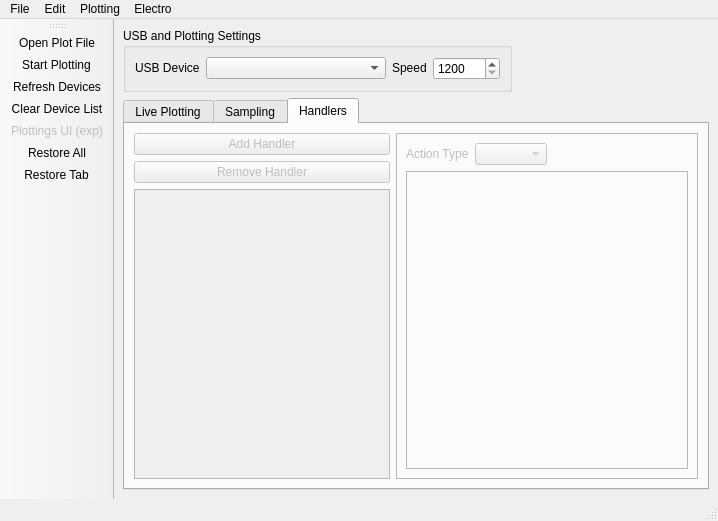
The window that Resources/mainui.ui (gdroumpalis/Electro) describes before a commit, drawn with Qt 5.
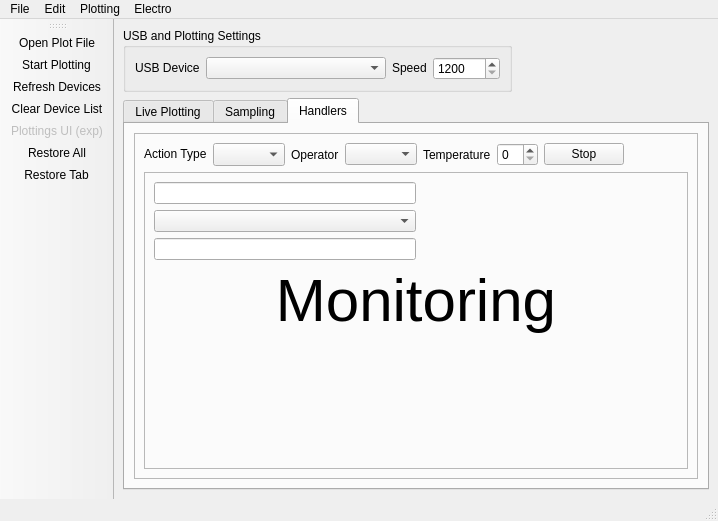
The same window after the commit. The open tabs and pages were chosen to show the change. Icons and pictures are not drawn.

Commit message: Handler Implementation.

Patch:
```diff
--- a/Resources/mainui.ui
+++ b/Resources/mainui.ui
@@ -372,40 +372,12 @@
       </widget>
       <widget class="QWidget" name="handlerstab">
        <property name="enabled">
-        <bool>false</bool>
+        <bool>true</bool>
        </property>
        <attribute name="title">
         <string>Handlers</string>
        </attribute>
        <layout class="QHBoxLayout" name="horizontalLayout_2">
-        <item>
-         <layout class="QVBoxLayout" name="verticalLayout_2">
-          <item>
-           <widget class="QPushButton" name="addhandlerbutton">
-            <property name="text">
-             <string>Add Handler</string>
-            </property>
-           </widget>
-          </item>
-          <item>
-           <widget class="QPushButton" name="removehandlerbutton">
-            <property name="text">
-             <string>Remove Handler</string>
-            </property>
-           </widget>
-          </item>
-          <item>
-           <widget class="QListWidget" name="handlerslist">
-            <property name="sizePolicy">
-             <sizepolicy hsizetype="Minimum" vsizetype="Expanding">
-              <horstretch>0</horstretch>
-              <verstretch>0</verstretch>
-             </sizepolicy>
-            </property>
-           </widget>
-          </item>
-         </layout>
-        </item>
         <item>
          <widget class="QFrame" name="frame">
           <property name="sizePolicy">
@@ -446,6 +418,33 @@
                </property>
               </widget>
              </item>
+             <item>
+              <widget class="QLabel" name="label_8">
+               <property name="text">
+                <string>Operator</string>
+               </property>
+              </widget>
+             </item>
+             <item>
+              <widget class="QComboBox" name="operatorcombo"/>
+             </item>
+             <item>
+              <widget class="QLabel" name="label_9">
+               <property name="text">
+                <string>Temperature</string>
+               </property>
+              </widget>
+             </item>
+             <item>
+              <widget class="QSpinBox" name="temperaturespinbox"/>
+             </item>
+             <item>
+              <widget class="QPushButton" name="stopmonitorbutton">
+               <property name="text">
+                <string>Stop</string>
+               </property>
+              </widget>
+             </item>
              <item>
               <spacer name="horizontalSpacer">
                <property name="orientation">
@@ -475,6 +474,83 @@
              <property name="frameShadow">
               <enum>QFrame::Raised</enum>
              </property>
+             <layout class="QGridLayout" name="gridLayout_6">
+              <item row="0" column="0">
+               <layout class="QVBoxLayout" name="verticalLayout_4">
+                <item>
+                 <layout class="QHBoxLayout" name="horizontalLayout_6">
+                  <item>
+                   <layout class="QVBoxLayout" name="verticalLayout_2">
+                    <item>
+                     <widget class="QLineEdit" name="shellaction"/>
+                    </item>
+                    <item>
+                     <widget class="QComboBox" name="electroactions">
+                      <property name="sizePolicy">
+                       <sizepolicy hsizetype="Expanding" vsizetype="Fixed">
+                        <horstretch>0</horstretch>
+                        <verstretch>0</verstretch>
+                       </sizepolicy>
+                      </property>
+                     </widget>
+                    </item>
+                    <item>
+                     <widget class="QLineEdit" name="printedmessage"/>
+                    </item>
+                   </layout>
+                  </item>
+                  <item>
+                   <spacer name="horizontalSpacer_3">
+                    <property name="orientation">
+                     <enum>Qt::Horizontal</enum>
+                    </property>
+                    <property name="sizeHint" stdset="0">
+                     <size>
+                      <width>40</width>
+                      <height>20</height>
+                     </size>
+                    </property>
+                   </spacer>
+                  </item>
+                 </layout>
+                </item>
+                <item>
+                 <widget class="QLabel" name="monitoringlabel">
+                  <property name="font">
+                   <font>
+                    <pointsize>45</pointsize>
+                   </font>
+                  </property>
+                  <property name="layoutDirection">
+                   <enum>Qt::LeftToRight</enum>
+                  </property>
+                  <property name="text">
+                   <string>Monitoring</string>
+                  </property>
+                  <property name="textFormat">
+                   <enum>Qt::RichText</enum>
+                  </property>
+                  <property name="alignment">
+                   <set>Qt::AlignCenter</set>
+                  </property>
+                 </widget>
+                </item>
+                <item>
+                 <spacer name="verticalSpacer">
+                  <property name="orientation">
+                   <enum>Qt::Vertical</enum>
+                  </property>
+                  <property name="sizeHint" stdset="0">
+                   <size>
+                    <width>20</width>
+                    <height>40</height>
+                   </size>
+                  </property>
+                 </spacer>
+                </item>
+               </layout>
+              </item>
+             </layout>
             </widget>
            </item>
           </layout>
```
Left out of the diff: 4 changed lines with no effect on the pictures. The commit also changes 5 other files.
